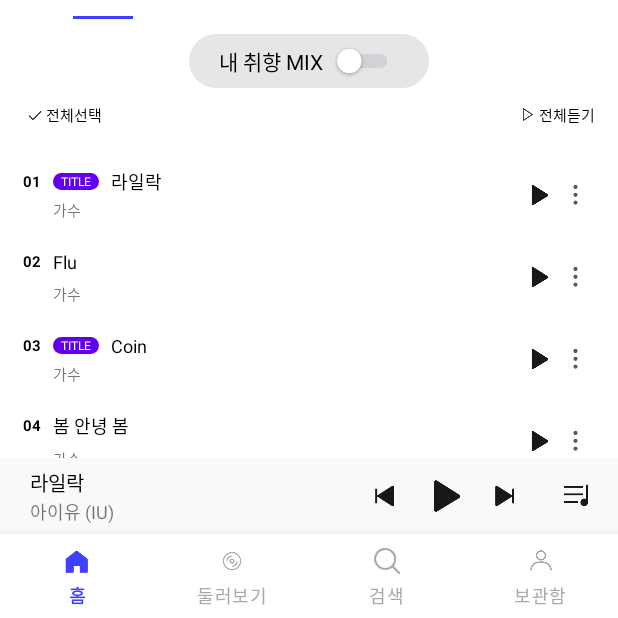
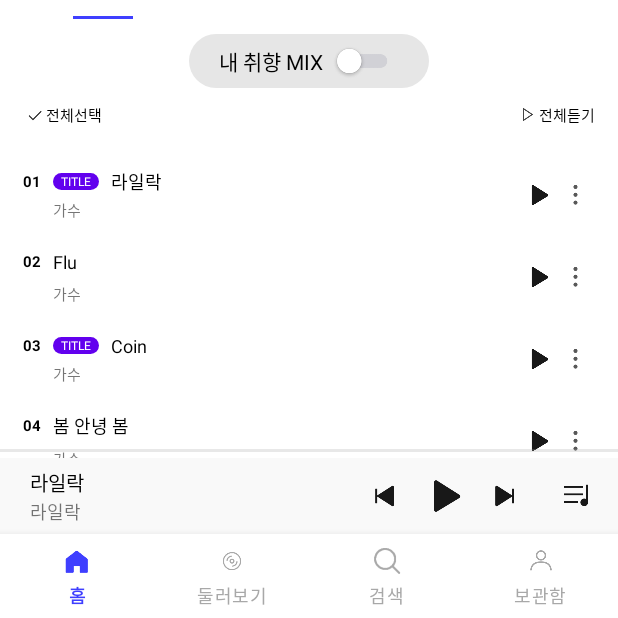
Before and after one commit to jieeeunnn/UMC-Android, an Android app: the MainActivity screen opened directly, with no data from a screen before it, after a tap on an icon or button, on a phone screen of 412 x 824 dp, the part 618-1236 px from its top. Run offline under Robolectric (Android 15) with nearby library versions, the light colour scheme and no system bars; 1 statement that could not run was skipped; 1 other tap on this screen came first.

Commit message:
#5 MainActivity miniPlayer에 song 데이터 반영

```diff
--- a/app/src/main/java/com/example/flo/MainActivity.kt
+++ b/app/src/main/java/com/example/flo/MainActivity.kt
@@ -5,10 +5,13 @@ import androidx.appcompat.app.AppCompatActivity
 import android.os.Bundle
 import android.util.Log
 import com.example.flo.databinding.ActivityMainBinding
+import com.google.gson.Gson
 
 class MainActivity : AppCompatActivity() {
 
     lateinit var binding: ActivityMainBinding
+    private var song: Song = Song()
+    private var gson: Gson = Gson()
 
     override fun onCreate(savedInstanceState: Bundle?) {
         super.onCreate(savedInstanceState)
@@ -16,8 +19,6 @@ class MainActivity : AppCompatActivity() {
         setTheme(R.style.Theme_FLO) // manifest 파일에서 시작 테마가 SplashTheme로 설정되어 있으므로 onCreate가 시작되면 테마가 Theme_FLO로 설정되도록 해줌
         binding = ActivityMainBinding.inflate(layoutInflater)
         setContentView(binding.root)
-
-        val song = Song(binding.mainMiniplayerTitleTv.text.toString(), binding.mainMiniplayerSingerTv.text.toString(), 0, 60, false, "music_lilac")
 
         binding.mainPlayerCl.setOnClickListener{
             //startActivity(Intent(this, SongActivity::class.java))
@@ -74,4 +75,26 @@ class MainActivity : AppCompatActivity() {
             false
         }
     }
+
+    private fun setMiniPlayer(song: Song) {
+        binding.mainMiniplayerTitleTv.text = song.title
+        binding.mainMiniplayerSingerTv.text = song.singer
+        binding.mainMiniplayerProgressSb.progress = (song.second*100000) / song.playTime
+    }
+
+    override fun onStart() {
+        super.onStart()
+        // 액티비티 전환 시 onStart()부터 시작되기 때문에 onStart()에 작성
+        val sharedPreferences = getSharedPreferences("song", MODE_PRIVATE)
+        val songJson = sharedPreferences.getString("songData", null)
+
+        song = if (songJson == null) {
+            Song("라일락", "아이유(IU)", 0, 60, false, "music_lilac")
+        } else {
+            gson.fromJson(songJson, Song::class.java) // Json 형태를 java 객체로 변환
+        }
+
+        setMiniPlayer(song)
+
+    }
 }
--- a/app/src/main/java/com/example/flo/SongActivity.kt
+++ b/app/src/main/java/com/example/flo/SongActivity.kt
@@ -43,7 +43,7 @@ class SongActivity : AppCompatActivity() {
         val sharedPreferences = getSharedPreferences("song", MODE_PRIVATE) // song 데이터를 내부 저장소에 저장하기 위한 sharedPreferences
         val editor = sharedPreferences.edit() // 에디터
         val songJson = gson.toJson(song) // song 객체를 Json으로 변환
-        editor.putString("song", songJson)
+        editor.putString("songData", songJson)
 
         editor.apply() // apply()를 해주어야 실제로 저장까지 완료됨
     }
--- a/app/src/main/res/layout/activity_main.xml
+++ b/app/src/main/res/layout/activity_main.xml
@@ -10,10 +10,25 @@
         android:id="@+id/main_frm"
         android:layout_width="match_parent"
         android:layout_height="0dp"
-
         app:layout_constraintBottom_toTopOf="@id/main_player_cl"
         app:layout_constraintTop_toTopOf="parent" />
 
+    <SeekBar
+        android:id="@+id/main_miniplayer_progress_sb"
+        android:layout_width="match_parent"
+        android:layout_height="0dp"
+        android:background="@null"
+        android:paddingEnd="0dp"
+        android:paddingStart="0dp"
+        android:layout_marginBottom="-3dp"
+        android:progressBackgroundTint="@color/song_player_bg"
+        android:progressTint="@color/song_player"
+        android:progress="0"
+        android:max="100000"
+        android:thumb="@color/transparent"
+        app:layout_constraintEnd_toEndOf="parent"
+        app:layout_constraintStart_toStartOf="parent"
+        app:layout_constraintBottom_toTopOf="@+id/main_player_cl" />
 
     <androidx.constraintlayout.widget.ConstraintLayout
         android:id="@+id/main_player_cl"
```
